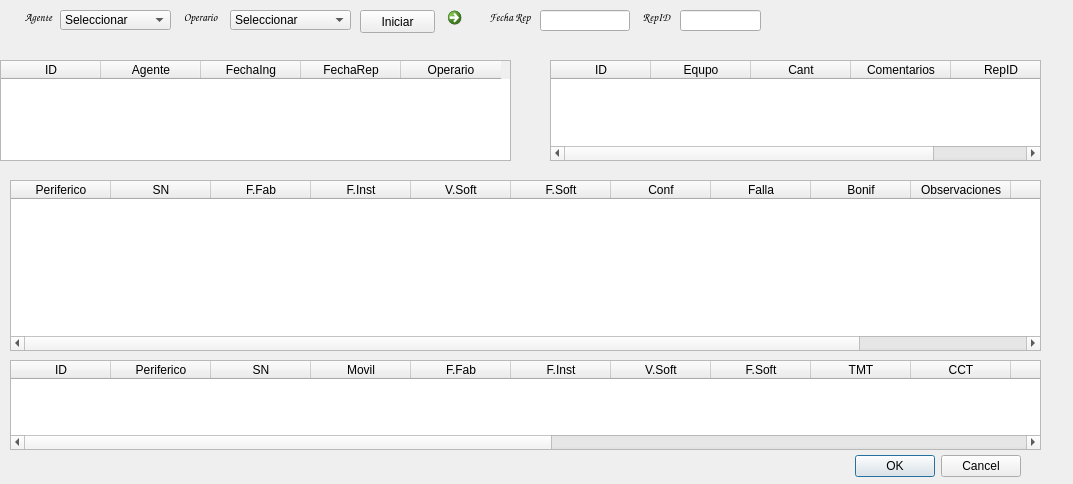
Matias2178/Sistema_Postventa, file trabajo.ui: the form before one commit.
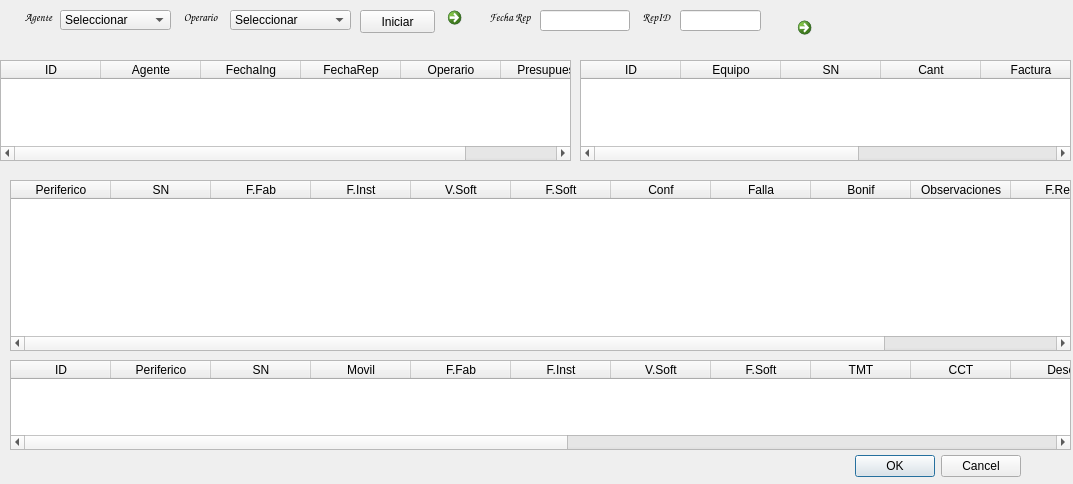
The form after the commit. Icons and pictures are not drawn.

Commit message: Se desentralizo las tareas en distintas ventanas para que el programa sea mas intuitivo Se modificaron las estructuras de las tablas, se agrego mas datos en la tabla Ingreso, para que se carguen mas datos de los elementos que ingresan Se modifico la tabla de Fallas, se agrego los el codigo de fallas para los presupuestos y bonificacion que tiene cada falla.

```diff
--- a/trabajo.ui
+++ b/trabajo.ui
@@ -34,7 +34,7 @@
     <rect>
      <x>0</x>
      <y>60</y>
-     <width>511</width>
+     <width>571</width>
      <height>101</height>
     </rect>
    </property>
@@ -66,13 +66,18 @@
      <string>Operario</string>
     </property>
    </column>
+   <column>
+    <property name="text">
+     <string>Presupuesto</string>
+    </property>
+   </column>
   </widget>
   <widget class="QTableWidget" name="CaudalimetroTrabDatos">
    <property name="geometry">
     <rect>
      <x>10</x>
      <y>360</y>
-     <width>1031</width>
+     <width>1061</width>
      <height>90</height>
     </rect>
    </property>
@@ -177,7 +182,7 @@
     <rect>
      <x>10</x>
      <y>180</y>
-     <width>1031</width>
+     <width>1061</width>
      <height>171</height>
     </rect>
    </property>
@@ -245,7 +250,7 @@
   <widget class="QTableWidget" name="TrabajoIngreso">
    <property name="geometry">
     <rect>
-     <x>550</x>
+     <x>580</x>
      <y>60</y>
      <width>491</width>
      <height>101</height>
@@ -258,7 +263,12 @@
    </column>
    <column>
     <property name="text">
-     <string>Equpo</string>
+     <string>Equipo</string>
+    </property>
+   </column>
+   <column>
+    <property name="text">
+     <string>SN</string>
     </property>
    </column>
    <column>
@@ -266,6 +276,11 @@
      <string>Cant</string>
     </property>
    </column>
+   <column>
+    <property name="text">
+     <string>Factura</string>
+    </property>
+   </column>
    <column>
     <property name="text">
      <string>Comentarios</string>
@@ -517,6 +532,32 @@
     <set>Qt::AlignHCenter|Qt::AlignTop</set>
    </property>
   </widget>
+  <widget class="QCommandLinkButton" name="RepInterno_2">
+   <property name="geometry">
+    <rect>
+     <x>790</x>
+     <y>10</y>
+     <width>31</width>
+     <height>31</height>
+    </rect>
+   </property>
+   <property name="text">
+    <string/>
+   </property>
+   <property name="icon">
+    <iconset resource="PostVenta.qrc">
+     <normaloff>:/images/Excel-icon.png</normaloff>:/images/Excel-icon.png</iconset>
+   </property>
+   <property name="iconSize">
+    <size>
+     <width>20</width>
+     <height>20</height>
+    </size>
+   </property>
+   <property name="autoRepeatDelay">
+    <number>299</number>
+   </property>
+  </widget>
  </widget>
  <resources>
   <include location="PostVenta.qrc"/>
```
Left out of the diff: 4 changed lines with no effect on the pictures. The commit also changes 25 other files.
